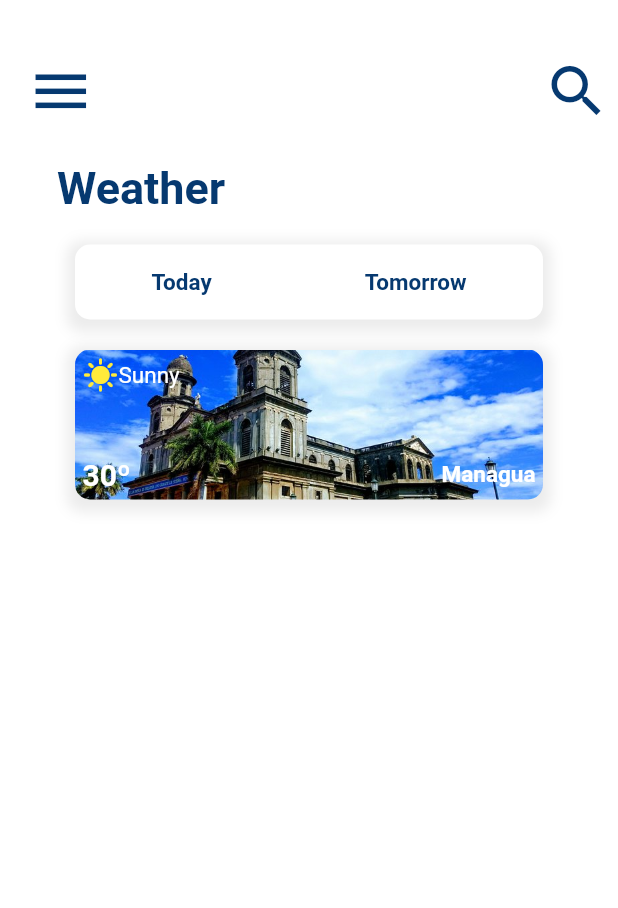
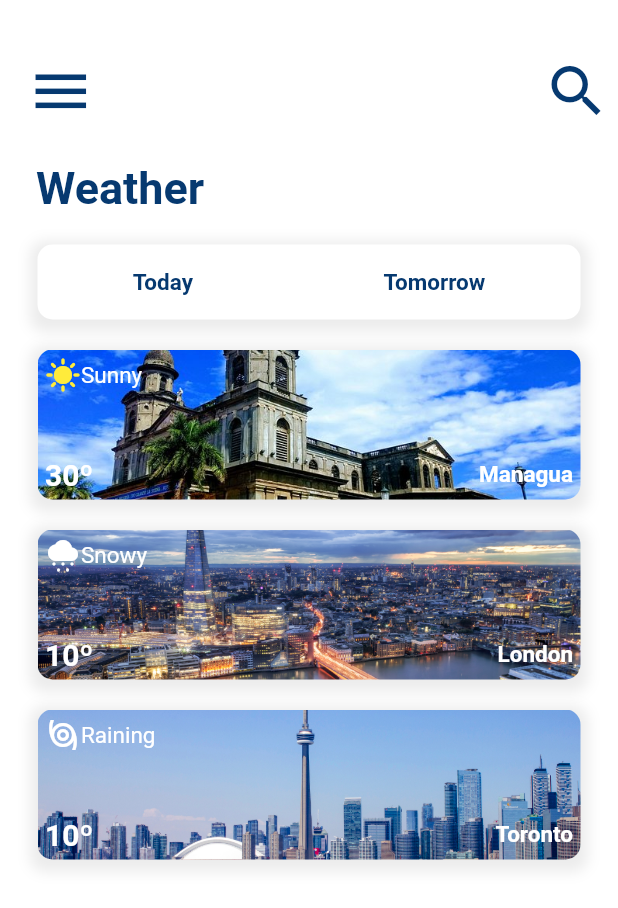
Before and after one commit to BrunoMazzocchi/weather_app, a Flutter app: the screen it shows after launch, on a phone screen of 412 x 824 dp. Shown: the top 908 px of the screen. Run offline on Flutter 3.47's test engine with Material 2 defaults, Android fonts, the phone set to English and light mode, and no system bars.

Commit message:
Image card list on main screen

```diff
--- a/lib/views/main_screen_view.dart
+++ b/lib/views/main_screen_view.dart
@@ -1,6 +1,7 @@
 import 'package:flutter/material.dart';
 import 'package:flutter/services.dart';
-import 'package:weather_app/widgets/city_image.dart';
+
+import '../widgets/city_image_list.dart';
 
 class MainScreen extends StatelessWidget {
   const MainScreen({Key? key}) : super(key: key);
@@ -8,6 +9,7 @@ class MainScreen extends StatelessWidget {
   @override
   Widget build(BuildContext context) {
     double width = MediaQuery.of(context).size.width;
+    double height = MediaQuery.of(context).size.height;
     return Scaffold(
       body: Container(
           padding: const EdgeInsets.only(
@@ -41,7 +43,7 @@ class MainScreen extends StatelessWidget {
               ),
               Container(
                 margin: const EdgeInsets.only(top: 30),
-                alignment: const Alignment(-0.8, -0.7),
+                alignment: const Alignment(-0.9, -0.7),
                 child: const Text(
                   "Weather",
                   style: TextStyle(
@@ -53,7 +55,7 @@ class MainScreen extends StatelessWidget {
                 ),
               ),
               Container(
-                width: width - 100,
+                width: width - 50,
                 height: 50,
                 margin: const EdgeInsets.only(
                   top: 20,
@@ -103,7 +105,12 @@ class MainScreen extends StatelessWidget {
                   ],
                 ),
               ),
-              CityImage(width: width - 100)
+              SizedBox(
+                height: height - 220,
+                child: CityImageList(
+                  width: width - 50,
+                ),
+              )
             ],
           )),
     );
--- a/lib/widgets/city_image.dart
+++ b/lib/widgets/city_image.dart
@@ -1,10 +1,20 @@
-import 'package:flutter/cupertino.dart';
 import 'package:flutter/material.dart';
 
 class CityImage extends StatefulWidget {
   final double width;
-
-  const CityImage({Key? key, required this.width}) : super(key: key);
+  final String imagePath;
+  final String temperature;
+  final String city;
+  final Icon icon;
+  final String weather;
+  const CityImage({
+    Key? key,
+    required this.width,
+    required this.imagePath,
+    required this.temperature,
+    required this.city,
+    required this.icon, required this.weather,
+  }) : super(key: key);
 
   @override
   State<CityImage> createState() => _CityImageState();
@@ -19,9 +29,7 @@ class _CityImageState extends State<CityImage> {
         margin: const EdgeInsets.only(
           top: 20,
         ),
-        padding: const EdgeInsets.all(
-          5
-        ),
+        padding: const EdgeInsets.all(5),
         width: widget.width,
         height: 100,
         decoration: BoxDecoration(
@@ -41,20 +49,17 @@ class _CityImageState extends State<CityImage> {
             ],
             image: DecorationImage(
               fit: BoxFit.cover,
-              image: Image.asset("assets/img/managua.jpg").image,
+              image: Image.asset(widget.imagePath).image,
             )),
         child: Column(
           mainAxisAlignment: MainAxisAlignment.spaceBetween,
           children: [
             Row(
-              children: const [
-                Icon(
-                  Icons.sunny,
-                  color: Colors.yellow,
-                ),
-                Text(
-                  "Sunny",
-                  style: TextStyle(
+              children:  [
+                widget.icon,
+                 Text(
+                  widget.weather,
+                  style: const TextStyle(
                     color: Colors.white,
                     fontWeight: FontWeight.normal,
                     fontSize: 15,
@@ -64,18 +69,18 @@ class _CityImageState extends State<CityImage> {
             ),
             Row(
               mainAxisAlignment: MainAxisAlignment.spaceBetween,
-              children: const [
+              children: [
                 Text(
-                  "30º",
-                  style: TextStyle(
+                  widget.temperature,
+                  style: const TextStyle(
                     color: Colors.white,
                     fontWeight: FontWeight.bold,
                     fontSize: 20,
                   ),
                 ),
                 Text(
-                  "Managua",
-                  style: TextStyle(
+                  widget.city,
+                  style: const TextStyle(
                     color: Colors.white,
                     fontWeight: FontWeight.bold,
                     fontSize: 15,
--- a/lib/widgets/city_image_list.dart
+++ b/lib/widgets/city_image_list.dart
@@ -0,0 +1,49 @@
+import 'package:flutter/cupertino.dart';
+import 'package:flutter/material.dart';
+
+import 'city_image.dart';
+
+class CityImageList extends StatelessWidget {
+  final double width;
+
+  const CityImageList({Key? key, required this.width}) : super(key: key);
+
+  @override
+  Widget build(BuildContext context) {
+    return ListView(
+      scrollDirection: Axis.vertical,
+      children: [
+        CityImage(
+          width: width,
+          imagePath: 'assets/img/managua.jpg',
+          temperature: '30º',
+          city: 'Managua',
+          icon: const Icon(
+            Icons.sunny,
+            color: Colors.yellow,
+          ), weather: 'Sunny',
+        ),
+        CityImage(
+          width: width,
+          imagePath: 'assets/img/london.jpg',
+          temperature: '10º',
+          city: 'London',
+          icon: const Icon(
+            Icons.cloudy_snowing,
+            color: Colors.white,
+          ), weather: 'Snowy',
+        ),
+        CityImage(
+          width: width,
+          imagePath: 'assets/img/toronto.jpg',
+          temperature: '10º',
+          city: 'Toronto',
+          icon: const Icon(
+            Icons.storm,
+            color: Colors.white,
+          ), weather: 'Raining',
+        ),
+
+      ]);
+  }
+}
--- a/pubspec.yaml
+++ b/pubspec.yaml
@@ -62,6 +62,8 @@ flutter:
   # To add assets to your application, add an assets section, like this:
   assets:
     - assets/img/managua.jpg
+    - assets/img/toronto.jpg
+    - assets/img/london.jpg
 
 
   # An image asset can refer to one or more resolution-specific "variants", see
```
Also changed, not shown: assets/img/london.jpg (added), assets/img/toronto.jpg (added).
